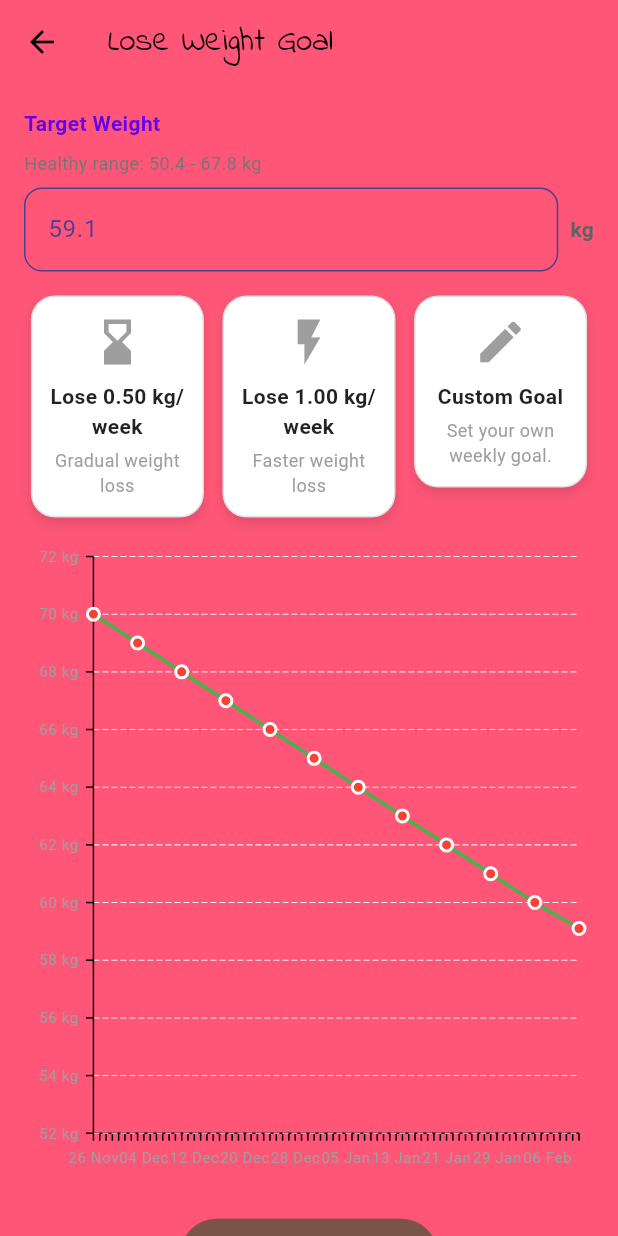
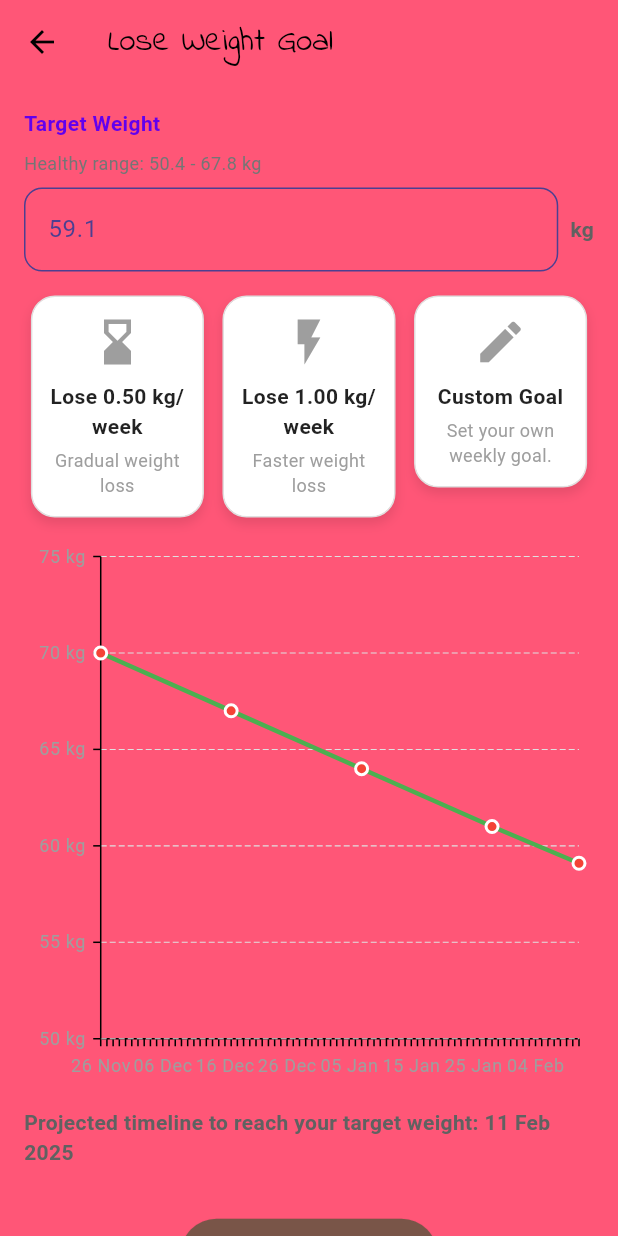
Before and after one commit to real-Hafez/lose_weight_eat_healthy, a Flutter app: the WeightGoalPage screen opened directly, on a phone screen of 412 x 824 dp. Run offline on Flutter 3.47's test engine with Material 3 defaults, Android fonts, the phone set to English and light mode, and no system bars; our stand-ins replace animated_text_kit, auto_animated, auto_size_text, bloc, cached_network_image, cloud_firestore and 23 more; missing offline and left inert: country_flags; accounts and stored records are empty.

Commit message:
Show only 6 dots

```diff
--- a/lib/src/features/onboarding_pages/pages/8_onboarding_Short_Term_goad/page/weight_ShortTerm_Goal.dart
+++ b/lib/src/features/onboarding_pages/pages/8_onboarding_Short_Term_goad/page/weight_ShortTerm_Goal.dart
@@ -115,7 +115,7 @@ class LineChart extends StatelessWidget {
             ((currentWeight - targetWeight).abs() / weeklyChange).ceil();
         final DateTime startDate = DateTime.now();
 
-        List<TimeData> chartData = [];
+        List<TimeData> fullChartData = [];
         for (int i = 0; i <= totalWeeks; i++) {
           DateTime date = startDate.add(Duration(days: i * 7));
           double weight = userGoal == "Lose Weight"
@@ -125,7 +125,20 @@ class LineChart extends StatelessWidget {
               : (currentWeight + (i * weeklyChange))
                   .clamp(currentWeight, targetWeight)
                   .toDouble();
-          chartData.add(TimeData(domain: date, measure: weight));
+          fullChartData.add(TimeData(domain: date, measure: weight));
+        }
+
+        // Ensure exactly 6 data points, including the target date
+        List<TimeData> chartData = [];
+        int interval = (fullChartData.length / 5).ceil();
+        for (int i = 0; i < fullChartData.length; i += interval) {
+          chartData.add(fullChartData[i]);
+        }
+        if (!chartData.contains(fullChartData.last)) {
+          chartData.add(fullChartData.last); // Ensure target date is included
+        }
+        if (chartData.length > 6) {
+          chartData = chartData.take(6).toList(); // Limit to 6 points
         }
 
         return Column(
@@ -136,15 +149,15 @@ class LineChart extends StatelessWidget {
                   interval: 1,
                   dateFormat: DateFormat('dd MMM'),
                   majorGridLines: const MajorGridLines(width: 0),
-                  labelStyle: const TextStyle(fontSize: 10, color: Colors.grey),
+                  labelStyle: const TextStyle(fontSize: 12, color: Colors.grey),
                 ),
                 primaryYAxis: NumericAxis(
                   majorGridLines: MajorGridLines(
                     dashArray: [4, 2],
-                    color: Colors.grey.shade200,
+                    color: Colors.grey.shade300,
                   ),
                   labelFormat: '{value} kg',
-                  labelStyle: const TextStyle(fontSize: 10, color: Colors.grey),
+                  labelStyle: const TextStyle(fontSize: 12, color: Colors.grey),
                 ),
                 tooltipBehavior: TooltipBehavior(enable: true),
                 series: <LineSeries<TimeData, DateTime>>[
@@ -161,9 +174,20 @@ class LineChart extends StatelessWidget {
                       borderColor: Colors.white,
                       color: Colors.red,
                     ),
-                    width: 2.5,
+                    width: 3,
                   ),
                 ],
+              ),
+            ),
+            Padding(
+              padding: const EdgeInsets.symmetric(vertical: 10),
+              child: Text(
+                "Projected timeline to reach your target weight: ${DateFormat('dd MMM yyyy').format(fullChartData.last.domain)}",
+                style: TextStyle(
+                  fontSize: 14,
+                  color: Colors.grey.shade700,
+                  fontWeight: FontWeight.w600,
+                ),
               ),
             ),
           ],
```
